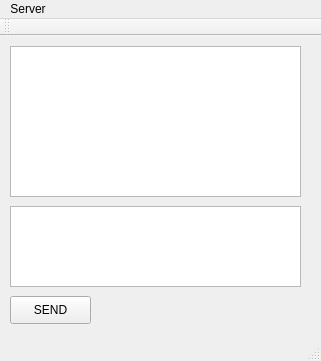
This is try_Client/mainwindow.ui in LittleQili/Chatroom_Client as Qt 5 draws it before an edit. The edited form follows.
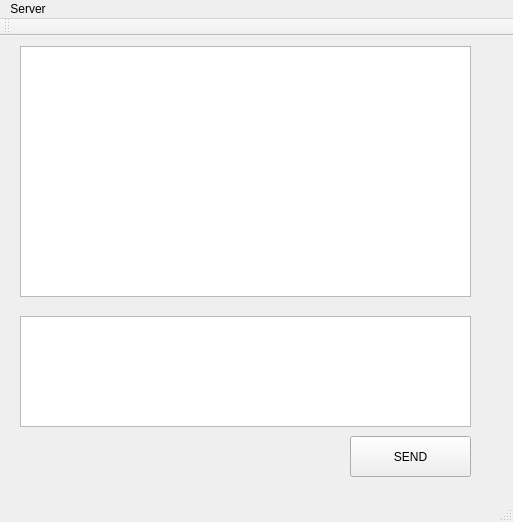
This is the edited form.

What changed in the file:
```diff
--- a/try_Client/mainwindow.ui
+++ b/try_Client/mainwindow.ui
@@ -6,8 +6,8 @@
    <rect>
     <x>0</x>
     <y>0</y>
-    <width>321</width>
-    <height>361</height>
+    <width>513</width>
+    <height>522</height>
    </rect>
   </property>
   <property name="mouseTracking">
@@ -20,10 +20,10 @@
    <widget class="QTextBrowser" name="info_text">
     <property name="geometry">
      <rect>
-      <x>10</x>
+      <x>20</x>
       <y>10</y>
-      <width>291</width>
-      <height>151</height>
+      <width>451</width>
+      <height>251</height>
      </rect>
     </property>
     <property name="verticalScrollBarPolicy">
@@ -33,10 +33,10 @@
    <widget class="QPushButton" name="send_button">
     <property name="geometry">
      <rect>
-      <x>10</x>
-      <y>260</y>
-      <width>81</width>
-      <height>28</height>
+      <x>350</x>
+      <y>400</y>
+      <width>121</width>
+      <height>41</height>
      </rect>
     </property>
     <property name="text">
@@ -46,10 +46,10 @@
    <widget class="QTextEdit" name="input_text">
     <property name="geometry">
      <rect>
-      <x>10</x>
-      <y>170</y>
-      <width>291</width>
-      <height>81</height>
+      <x>20</x>
+      <y>280</y>
+      <width>451</width>
+      <height>111</height>
      </rect>
     </property>
    </widget>
@@ -59,7 +59,7 @@
     <rect>
      <x>0</x>
      <y>0</y>
-     <width>321</width>
+     <width>513</width>
      <height>17</height>
     </rect>
    </property>
```
